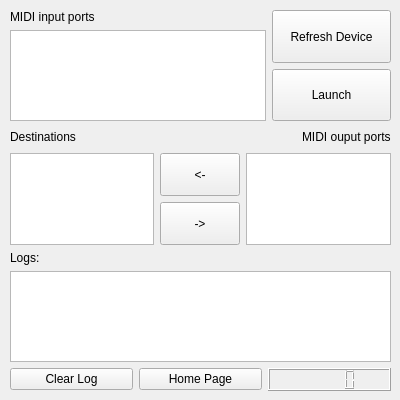
This is midicrossgui.ui in esun-z/MIDI-Cross as Qt 5 draws it before an edit. The edited form follows.
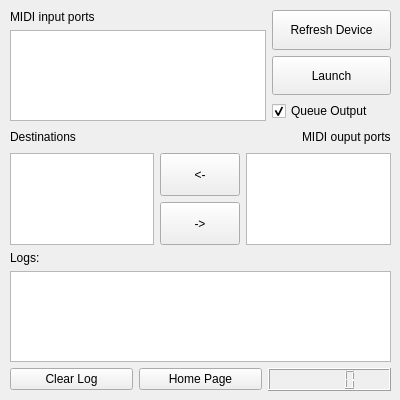
This is the edited form.

What changed in the file:
```diff
--- a/midicrossgui.ui
+++ b/midicrossgui.ui
@@ -67,6 +67,16 @@
           </property>
          </widget>
         </item>
+        <item>
+         <widget class="QCheckBox" name="checkBoxQueueOutput">
+          <property name="text">
+           <string>Queue Output</string>
+          </property>
+          <property name="checked">
+           <bool>true</bool>
+          </property>
+         </widget>
+        </item>
        </layout>
       </item>
      </layout>
```
